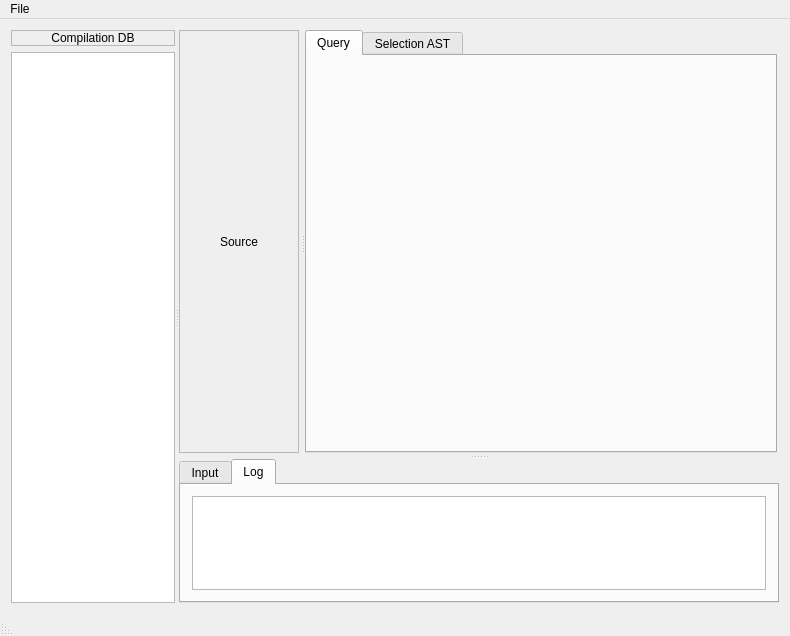
The window that src/gui/mainwindow.ui (ahueck/astviewer) describes before a commit, drawn with Qt 5.
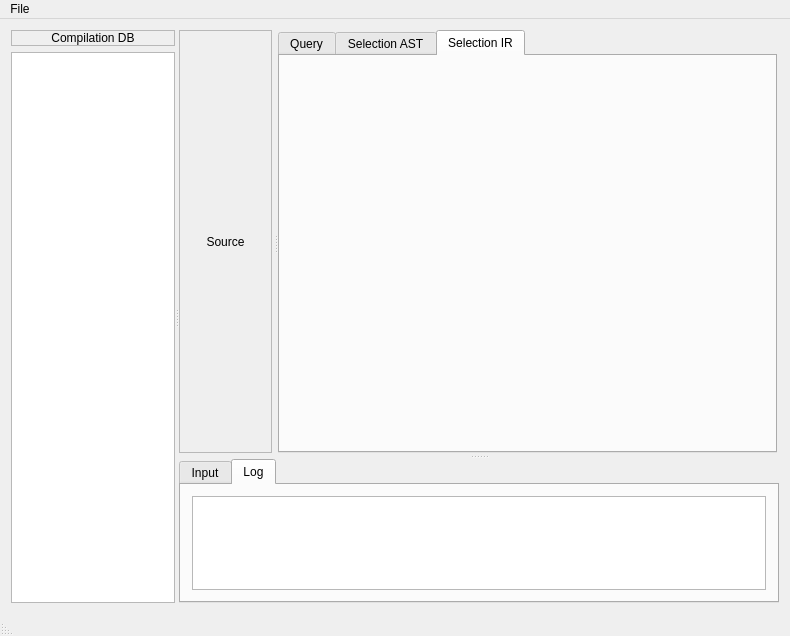
The same window after the commit. The open tabs and pages were chosen to show the change.

What changed in the file:
```diff
--- a/src/gui/mainwindow.ui
+++ b/src/gui/mainwindow.ui
@@ -222,6 +222,12 @@
                </layout>
               </widget>
               <widget class="QWidget" name="widgetAST" native="true">
+               <property name="minimumSize">
+                <size>
+                 <width>0</width>
+                 <height>0</height>
+                </size>
+               </property>
                <layout class="QVBoxLayout" name="verticalLayout_2">
                 <property name="leftMargin">
                  <number>0</number>
@@ -237,6 +243,12 @@
                 </property>
                 <item>
                  <widget class="QTabWidget" name="tabWidgetTools">
+                  <property name="minimumSize">
+                   <size>
+                    <width>220</width>
+                    <height>0</height>
+                   </size>
+                  </property>
                   <property name="currentIndex">
                    <number>0</number>
                   </property>
@@ -252,6 +264,12 @@
                    </attribute>
                    <layout class="QVBoxLayout" name="verticalLayout_selection"/>
                   </widget>
+                  <widget class="QWidget" name="widgetSelectionIR">
+                   <attribute name="title">
+                    <string>Selection IR</string>
+                   </attribute>
+                   <layout class="QVBoxLayout" name="verticalLayout_selectionir"/>
+                  </widget>
                  </widget>
                 </item>
                </layout>
```
Left out of the diff: 27 changed lines with no effect on the pictures.
